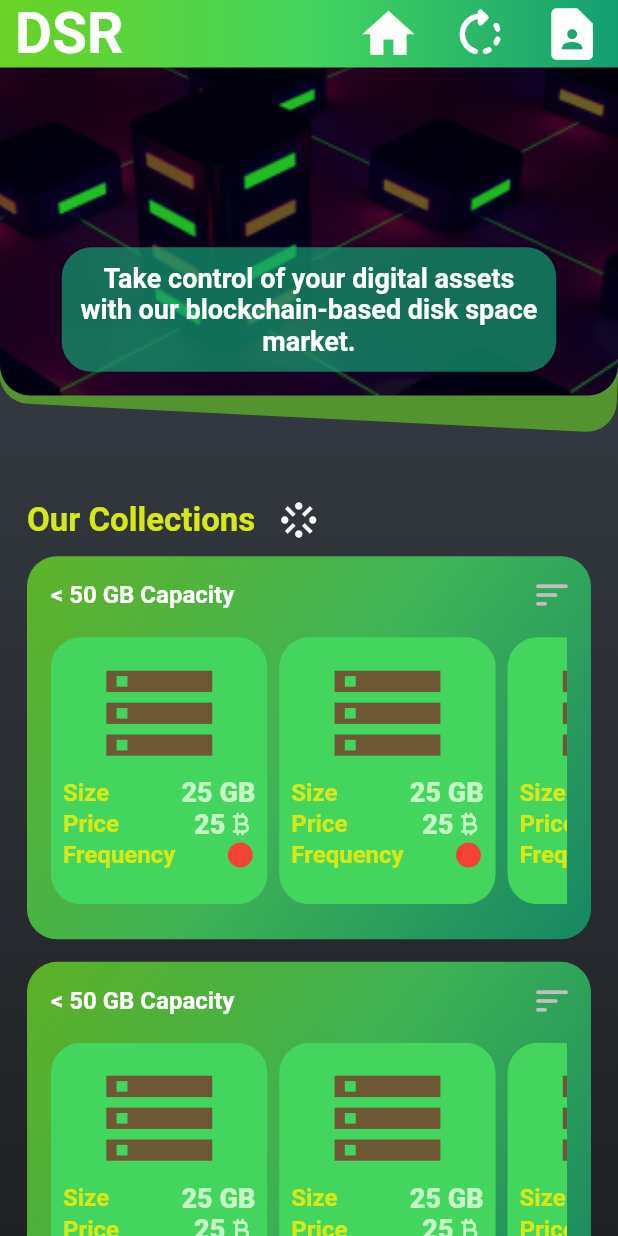
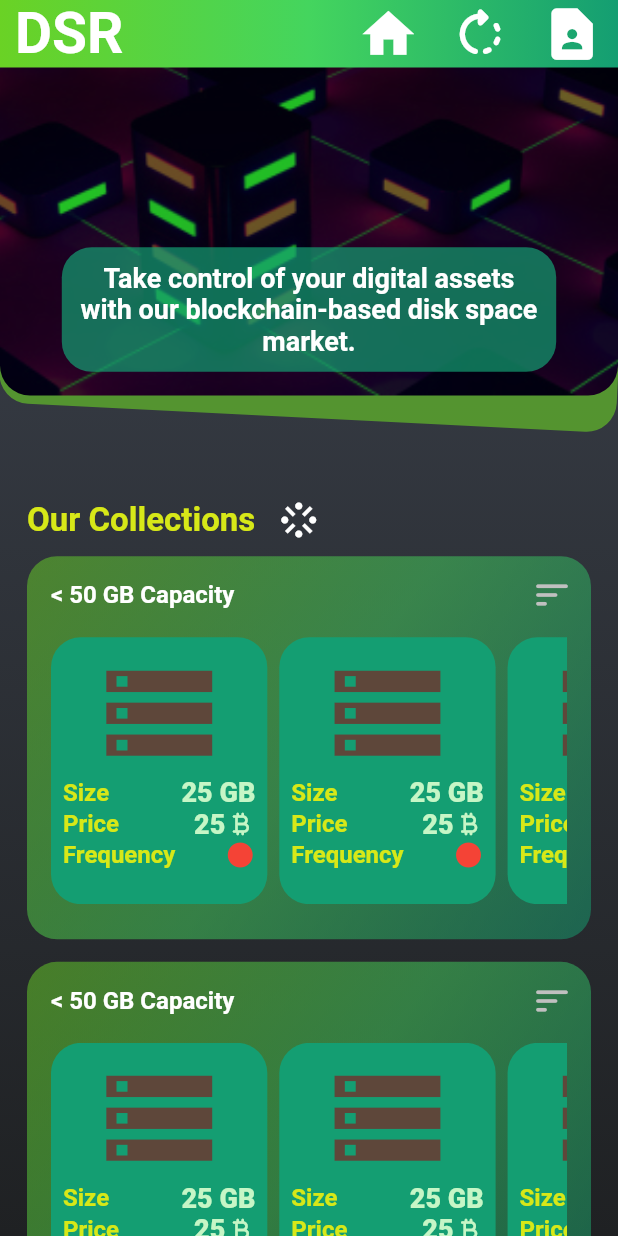
Before and after one commit to HrutujaP/Final-Year-Project---FrontEnd, a Flutter app: the screen it shows after launch, after a tap on "Buy", on a phone screen of 412 x 824 dp. Run offline on Flutter 3.47's test engine with Material 2 defaults, Android fonts, the phone set to English and light mode, and no system bars; our stand-ins replace email_validator, google_fonts, numberpicker, simple_gradient_text, slide_to_act, syncfusion_flutter_charts and 2 more; missing offline and left inert: flutter_glow; Roboto replaces fonts that are missing (Montserrat).

Commit message:
small changes

```diff
--- a/diskspacerenting/lib/screens/HomeScreen/components/blockchainvideoloop.dart
+++ b/diskspacerenting/lib/screens/HomeScreen/components/blockchainvideoloop.dart
@@ -30,6 +30,7 @@ class _BlockChainVideoLoopState extends State<BlockChainVideoLoop> {
   @override
   Widget build(BuildContext context) {
     return Material(
+      color: Colors.transparent,
       borderRadius: const BorderRadius.only(
           bottomLeft: Radius.circular(25), bottomRight: Radius.circular(25)),
       elevation: 5,
--- a/diskspacerenting/lib/screens/HomeScreen/homescreen.dart
+++ b/diskspacerenting/lib/screens/HomeScreen/homescreen.dart
@@ -52,6 +52,8 @@ class _HomeScreenState extends State<HomeScreen>
       decoration: const BoxDecoration(
         gradient: LinearGradient(
           colors: [
+            Colors.black,
+            Colors.black,
             kBackgroundStartColor,
             kBackgroundEndColor,
           ],
--- a/diskspacerenting/lib/screens/MarketPlaceScreen/components/individualproduct.dart
+++ b/diskspacerenting/lib/screens/MarketPlaceScreen/components/individualproduct.dart
@@ -37,7 +37,7 @@ class _IndividualProductState extends State<IndividualProduct> {
           height: MediaQuery.of(context).size.height * 0.216,
           width: MediaQuery.of(context).size.width * 0.35,
           decoration: BoxDecoration(
-            color: kContainerMiddleColor.withOpacity(1),
+            color: kContainerEndColor,
             borderRadius: BorderRadius.circular(20),
           ),
           child: Padding(
--- a/diskspacerenting/lib/screens/MarketPlaceScreen/components/productcollections.dart
+++ b/diskspacerenting/lib/screens/MarketPlaceScreen/components/productcollections.dart
@@ -15,9 +15,9 @@ class ProductCollections extends StatelessWidget {
       decoration: BoxDecoration(
         gradient: LinearGradient(
           colors: [
-            kContainerStartColor.withOpacity(0.8),
-            kContainerMiddleColor.withOpacity(0.8),
-            kContainerEndColor.withOpacity(0.8),
+            kContainerStartColor.withOpacity(0.5),
+            kContainerMiddleColor.withOpacity(0.5),
+            kContainerEndColor.withOpacity(0.5),
           ],
           begin: Alignment.topLeft,
           end: Alignment.bottomRight,
```
